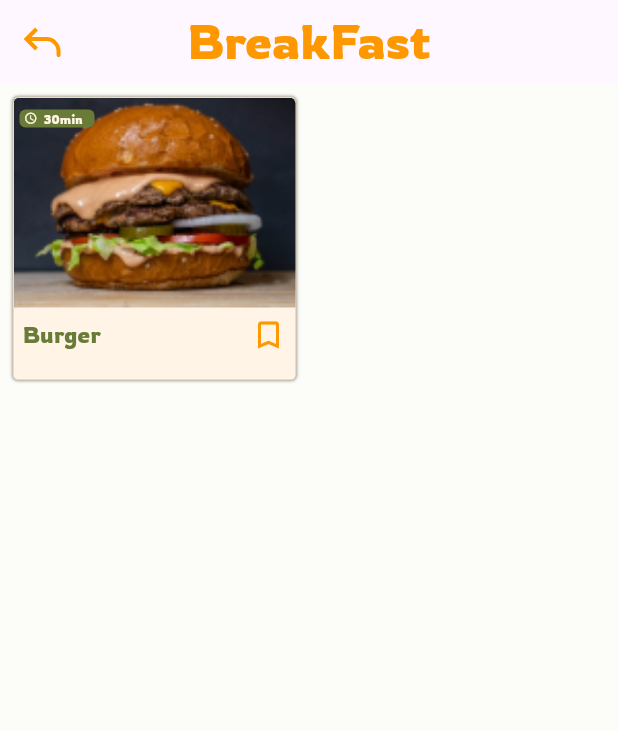
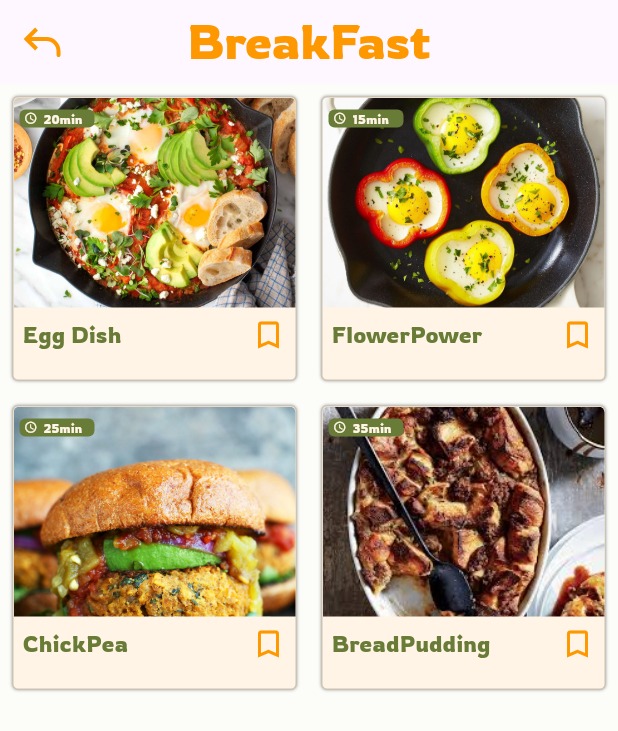
Before and after one commit to zaynabjamal/Yumster-Application, a Flutter app: the Breakfast screen opened by its route, on a phone screen of 412 x 824 dp. Shown: the top 731 px of the screen. Run offline on Flutter 3.47's test engine with Material 3 defaults, Android fonts, the phone set to English and light mode, and no system bars; our stand-ins replace cloud_firestore, firebase_auth, firebase_core, firebase_storage, flutter_svg, gap and 1 more; accounts and stored records are empty.

Commit message:
breakfast changes

```diff
--- a/flutter_application/lib/data/breakfast_food_data.dart
+++ b/flutter_application/lib/data/breakfast_food_data.dart
@@ -1,13 +1,40 @@
-import 'package:flutter_application/foodDetails/foodrecipe.dart';
+import 'package:flutter_application/foodDetails/breakfast/bread_details.dart';
+import 'package:flutter_application/foodDetails/breakfast/chickpea_details.dart';
+import 'package:flutter_application/foodDetails/breakfast/flowerpower_details.dart';
+import 'package:flutter_application/foodDetails/breakfast/shakshuka_details.dart';
 import 'package:flutter_application/modules/food_data_module.dart';
 
 List<FoodTypeModel> breakFastData = [
   FoodTypeModel(
     id: 0,
-    image: "assets/Burger.png",
-    title: "Burger",
-    time: "30min",
-    foodDetail: FoodRecipe(),
+    image: "assets/shakshuka.jpg",
+    title: "Egg Dish",
+    time: "20min",
+    foodDetail: const ShakShuka(),
+    bookmark: false,
+  ),
+  FoodTypeModel(
+    id: 0,
+    image: "assets/flowerpower.jpeg",
+    title: "FlowerPower",
+    time: "15min",
+    foodDetail: const FlowerPower(),
+    bookmark: false,
+  ),
+  FoodTypeModel(
+    id: 0,
+    image: "assets/chickpea.jpeg",
+    title: "ChickPea",
+    time: "25min",
+    foodDetail: const ChickPea(),
+    bookmark: false,
+  ),
+  FoodTypeModel(
+    id: 0,
+    image: "assets/bread.jpeg",
+    title: "BreadPudding",
+    time: "35min",
+    foodDetail: const Bread(),
     bookmark: false,
   ),
 
--- /dev/null
+++ b/flutter_application/lib/foodDetails/breakfast/chickpea_details.dart
@@ -0,0 +1,10 @@
+import 'package:flutter/material.dart';
+
+class ChickPea extends StatelessWidget {
+  const ChickPea({super.key});
+
+  @override
+  Widget build(BuildContext context) {
+    return Container();
+  }
+}
--- /dev/null
+++ b/flutter_application/lib/foodDetails/breakfast/flowerpower_details.dart
@@ -0,0 +1,10 @@
+import 'package:flutter/material.dart';
+
+class FlowerPower extends StatelessWidget {
+  const FlowerPower({super.key});
+
+  @override
+  Widget build(BuildContext context) {
+    return Container();
+  }
+}
--- a/flutter_application/lib/register/login_page.dart
+++ b/flutter_application/lib/register/login_page.dart
@@ -100,7 +100,7 @@ class _LoginState extends State<Login> {
                 ),
                 const Gap(50),
                 CustomTextField(
-                  label: 'Email',
+                  label: 'Email/Username',
                   controller: _emailOrUsernameController,
                   hideText: false,
                 ),
```
Also changed, not shown: flutter_application/lib/foodDetails/breakfast/bread_details.dart (added, +10 -0 lines), flutter_application/lib/foodDetails/breakfast/shakshuka_details.dart (added, +291 -0 lines), flutter_application/assets/Shakshuka1.webp (added), flutter_application/assets/bread.jpeg (added), flutter_application/assets/chickpea.jpeg (added), flutter_application/assets/flowerpower.jpeg (added), flutter_application/assets/shakshuka.jpg (added).
